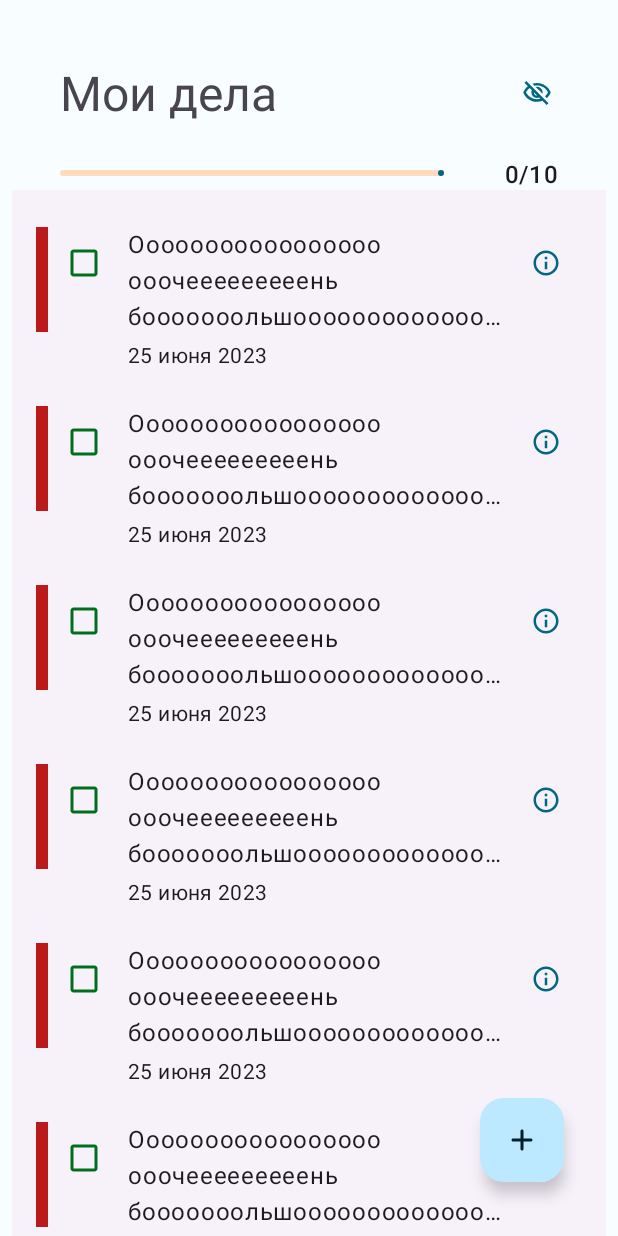
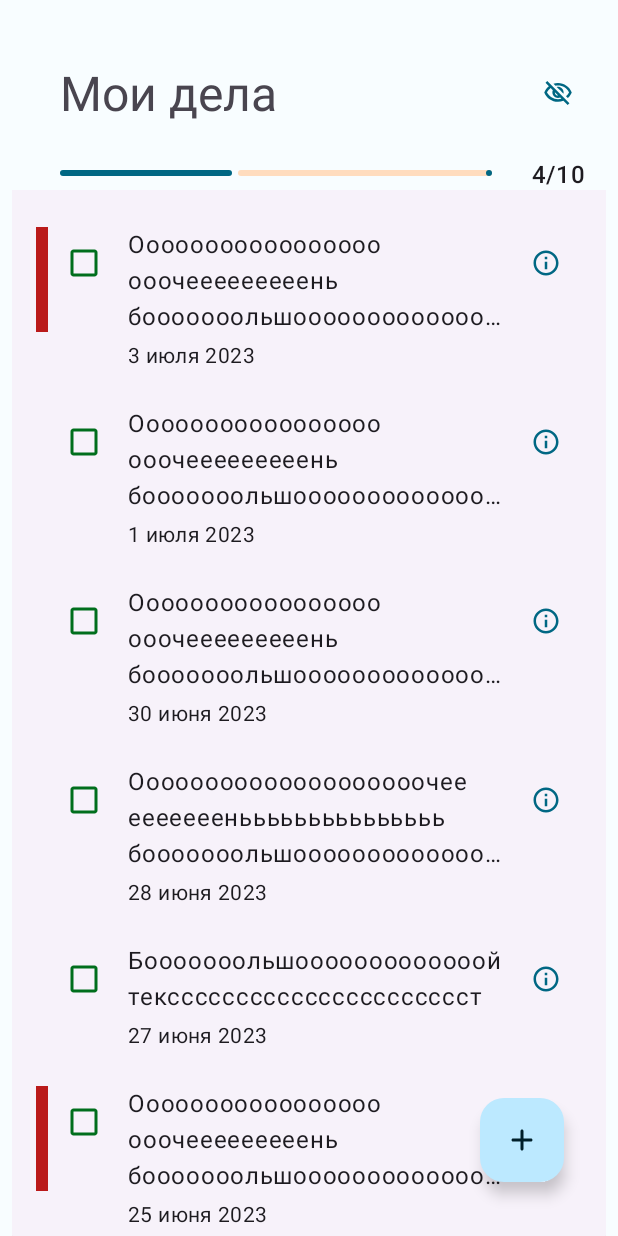
Before and after one commit to Mobile-Developement-School-23/android-todo-app-Maksoha, an Android app built with Jetpack Compose: the screen it shows after launch (MainActivity), after a tap on an icon or button, on a phone screen of 412 x 824 dp. Run offline under Robolectric (Android 15) with nearby library versions, the phone set to English and light mode, and no system bars.

```diff
--- a/app/build.gradle
+++ b/app/build.gradle
@@ -59,7 +59,6 @@ dependencies {
             because("kotlin-stdlib-jdk8 is now a part of kotlin-stdlib")
         }
     }
-
     implementation 'androidx.core:core-ktx:1.10.1'
     implementation "androidx.lifecycle:lifecycle-viewmodel-ktx:2.6.1"
     implementation 'androidx.lifecycle:lifecycle-runtime-ktx:2.6.1'
--- a/app/src/main/java/com/example/todoapp/data/repositories/ToDoItemsRepository.kt
+++ b/app/src/main/java/com/example/todoapp/data/repositories/ToDoItemsRepository.kt
@@ -15,16 +15,99 @@ class ToDoItemsRepository {
     }
 
     private fun loadData() {
-        for (i in 1..10) {
-            val id = "item_$i"
-            val text = "Оооооооооооооооооооочееееееееень бооооооольшооооооооооооой тексссссссссссссссссссссст"
-            val importance = "Срочная"
-            val deadline = "25 июня 2023"
-            val isDone = false
-            val creationDate = "21 июня 2023"
-            val changeDate = "21 июня 2023"
-            addItem(ToDoItem(id, text, importance, deadline, isDone, creationDate, changeDate))
-        }
+        addItem(ToDoItem(
+            "item_1",
+            "Оооооооооооооооооооочееееееееень бооооооольшооооооооооооой тексссссссссссссссссссссст",
+            "Срочная",
+            "25 июня 2023",
+            false,
+            "21 июня 2023",
+            "21 июня 2023"
+        ))
+        addItem(ToDoItem(
+            "item_2",
+            "Оооооооооооооооооооочееееееееень бооооооольшооооооооооооой тексссссссссссссссссссссст",
+            "Обычная",
+            "26 июня 2023",
+            true,
+            "22 июня 2023",
+            "22 июня 2023"
+        ))
+        addItem(ToDoItem(
+            "item_3",
+            "Бооооооольшооооооооооооой тексссссссссссссссссссссст",
+            "Низкая",
+            "27 июня 2023",
+            false,
+            "23 июня 2023",
+            "23 июня 2023"
+        ))
+        addItem(ToDoItem(
+            "item_4",
+            "Оооооооооооооооооооочееееееееенььььььььььььььь бооооооольшооооооооооооой тексссссссссссссссссссссст",
+            "Обычная",
+            "28 июня 2023",
+            false,
+            "24 июня 2023",
+            "24 июня 2023"
+        ))
+        addItem(ToDoItem(
+            "item_5",
+            "Оооооооооооооооооооочееееееееень бооооооольшооооооооооооой тексссссссссссссссссссссст",
+            "Срочная",
+            "29 июня 2023",
+            true,
+            "25 июня 2023",
+            "25 июня 2023"
+        ))
+        addItem(ToDoItem(
+            "item_6",
+            "Оооооооооооооооооооочееееееееень бооооооольшооооооооооооой тексссссссссссссссссссссст",
+            "Обычная",
+            "30 июня 2023",
+            false,
+            "26 июня 2023",
+            "26 июня 2023"
+        ))
+        addItem(ToDoItem(
+            "item_7",
+            "Оооооооооооооооооооочееееееееень бооооооольшооооооооооооой тексссссссссссссссссссссст",
+            "Низкая",
+            "1 июля 2023",
+            false,
+            "27 июня 2023",
+            "27 июня 2023"
+        ))
+        addItem(ToDoItem(
+            "item_8",
+            "Оооооооооооооооооооочееееееееень бооооооольшооооооооооооой тексссссссссссссссссссссст",
+            "Обычная",
+            "2 июля 2023",
+            true,
+            "28 июня 2023",
+            "28 июня 2023"
+        ))
+        addItem(ToDoItem(
+            "item_9",
+            "Оооооооооооооооооооочееееееееень бооооооольшооооооооооооой тексссссссссссссссссссссст",
+            "Срочная",
+            "3 июля 2023",
+            false,
+            "29 июня 2023",
+            "29 июня 2023"
+        ))
+        addItem(ToDoItem(
+            "item_10",
+            "Оооооооооооооооооооочееееееееень бооооооольшооооооооооооой тексссссссссссссссссссссст",
+            "Обычная",
+            "4 июля 2023",
+            true,
+            "30 июня 2023",
+            "30 июня 2023"
+        ))
+
+
+
     }
     fun addItem(newItem: ToDoItem) {
         val currentList = items.value.toMutableList()
@@ -57,5 +140,13 @@ class ToDoItemsRepository {
         items.value = updatedList
     }
 
+    fun moveItem(fromIndex : Int, toIndex : Int) {
+            val itemList = items.value.toMutableList()
+            val item = itemList.removeAt(fromIndex)
+            itemList.add(toIndex, item)
+            items.value = itemList
+
+    }
+
 
 }
--- a/app/src/main/java/com/example/todoapp/ui/viewModels/ToDoListViewModel.kt
+++ b/app/src/main/java/com/example/todoapp/ui/viewModels/ToDoListViewModel.kt
@@ -58,6 +58,10 @@ class ToDoListViewModel(private val repository: ToDoItemsRepository) : ViewModel
         return allItems.value!!.filter { !it.isDone }
     }
 
+    fun moveItem(fromIndex : Int, toIndex : Int) {
+        repository.moveItem(fromIndex, toIndex)
+    }
+
 
 }
 class ToDoListViewModelFactory(private val repository: ToDoItemsRepository) : ViewModelProvider.Factory {
--- a/app/src/main/res/layout/fragment_my_to_do_list.xml
+++ b/app/src/main/res/layout/fragment_my_to_do_list.xml
@@ -25,7 +25,7 @@
             android:layout_height="wrap_content"
             android:id="@+id/btn_visibility"
             app:layout_constraintTop_toTopOf="@id/MyToDoList_text"
-            android:layout_marginEnd="30dp"
+            android:layout_marginEnd="16dp"
             app:layout_constraintBottom_toBottomOf="@id/MyToDoList_text"
             app:icon="@drawable/outline_visibility_24"
             style="@style/Widget.Material3.Button.IconButton"
@@ -34,11 +34,10 @@
         <com.google.android.material.progressindicator.LinearProgressIndicator
             android:id="@+id/progressIndicator"
             style="@style/Widget.Material3.LinearProgressIndicator"
-            android:layout_width="256dp"
+            android:layout_width="288dp"
             android:layout_height="40dp"
             android:layout_marginVertical="30dp"
-            app:layout_constraintLeft_toLeftOf="parent"
-            app:layout_constraintRight_toLeftOf="@id/stateProgressIndicator"
+            app:layout_constraintLeft_toLeftOf="@id/MyToDoList_text"
             app:layout_constraintTop_toBottomOf="@id/MyToDoList_text"
             app:layout_constraintBottom_toBottomOf="@id/cardView"/>
 
@@ -48,9 +47,10 @@
             android:layout_width="wrap_content"
             android:layout_height="wrap_content"
             android:text="0/10"
+            android:layout_marginHorizontal="16dp"
+            app:layout_constraintLeft_toLeftOf="@id/btn_visibility"
             app:layout_constraintBottom_toBottomOf="@id/progressIndicator"
-            app:layout_constraintLeft_toRightOf="@id/progressIndicator"
-            app:layout_constraintRight_toRightOf="parent"
+            app:layout_constraintRight_toRightOf="@id/btn_visibility"
             app:layout_constraintTop_toTopOf="@id/progressIndicator" />
         <androidx.core.widget.NestedScrollView
             android:id="@+id/nestedScrollView"
```
Also changed, not shown: app/src/main/java/com/example/todoapp/ui/view/MyToDoListFragment.kt (+67 -11 lines), app/src/main/java/com/example/todoapp/ui/view/ToDoItemFragment.kt (+10 -12 lines).
